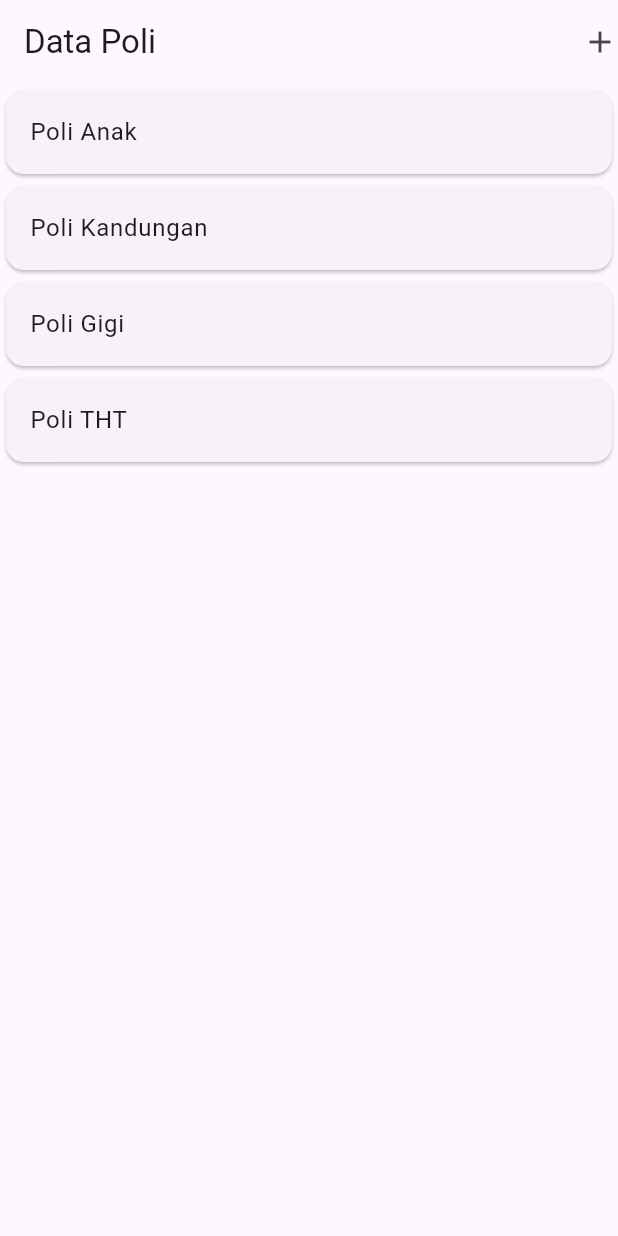
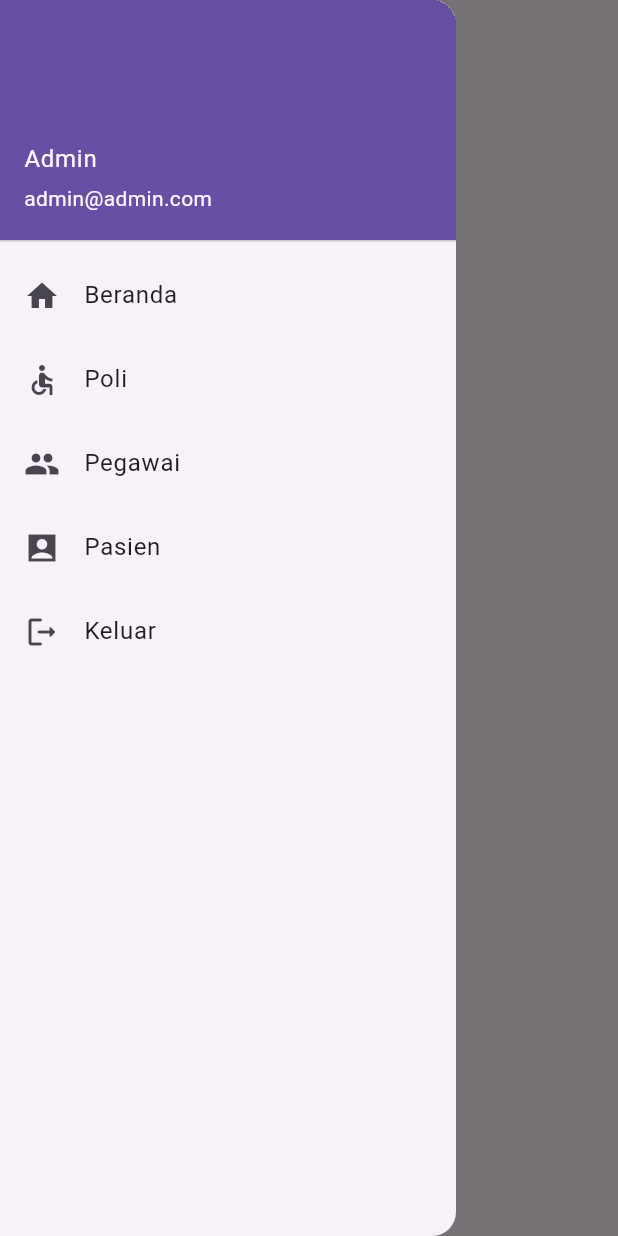
Before and after one commit to graceselia/Klinik_app, a Flutter app: the screen it shows after launch, with the side drawer open (before the commit the screen has no drawer), on a phone screen of 412 x 824 dp. Run offline on Flutter 3.47's test engine with Material 3 defaults, Android fonts, the phone set to English and light mode, and no system bars.

Commit message:
update tugas

```diff
--- a/lib/main.dart
+++ b/lib/main.dart
@@ -1,24 +1,20 @@
-// Impor paket material dari Flutter
 import 'package:flutter/material.dart';
+import 'ui/beranda.dart';
 
-// Impor kelas PoliPage dari direktori 'ui'
-import '/ui/poli_page.dart';
+void main() {
+  runApp(const MyApp());
+}
 
-// Titik masuk aplikasi
-void main() => runApp(MyApp());
+class MyApp extends StatelessWidget {
+  const MyApp({Key? key});
 
-// Widget utama dari aplikasi
-class MyApp extends StatelessWidget {
   @override
   Widget build(BuildContext context) {
-    // Membuat dan mengembalikan widget MaterialApp
-    return MaterialApp(
-      // Mengatur judul aplikasi
-      title: 'Klinik APP',
-      // Menonaktifkan banner debug
-      debugShowCheckedModeBanner: false,
-      // Mengatur halaman utama aplikasi menjadi widget PoliPage
-      home: PoliPage(),
+    return const MaterialApp(
+      debugShowCheckedModeBanner:
+          false, // Menyembunyikan banner debug di perangkat
+      title: 'Klinik', // Menetapkan judul aplikasi menjadi "Klinik"
+      home: Beranda(), // Menetapkan Beranda sebagai halaman utama
     );
   }
 }
--- /dev/null
+++ b/lib/ui/beranda.dart
@@ -0,0 +1,19 @@
+import 'package:flutter/material.dart';
+import '../widget/sidebar.dart';
+
+class Beranda extends StatelessWidget {
+  const Beranda({Key? key});
+
+  @override
+  Widget build(BuildContext context) {
+    return Scaffold(
+      drawer: Sidebar(), // Menambahkan Sidebar sebagai drawer pada Scaffold
+      appBar: AppBar(
+          title: Text("Beranda")), // Menampilkan judul "Beranda" pada AppBar
+      body: Center(
+        child: Text(
+            "Selamat Datang"), // Menampilkan teks "Selamat Datang" di tengah layar
+      ),
+    );
+  }
+}
--- a/lib/ui/poli_page.dart
+++ b/lib/ui/poli_page.dart
@@ -1,45 +1,37 @@
-// Mengimpor paket flutter/material.dart yang diperlukan untuk membangun UI dengan Flutter.
 import 'package:flutter/material.dart';
-
-// Mengimpor model poli.dart yang berisi definisi Poli.
+import '../widget/sidebar.dart';
 import '../model/poli.dart';
-
-// Mengimpor halaman poli_detail.dart yang digunakan untuk menampilkan detail poli.
 import 'poli_detail.dart';
-
-// Mengimpor item poli_item.dart yang digunakan untuk menampilkan item poli dalam daftar.
 import 'poli_item.dart';
-
-// Mengimpor form poli_form.dart yang digunakan untuk menambahkan poli baru.
 import 'poli_form.dart';
 
-// Kelas PoliPage adalah StatefulWidget yang menampilkan halaman daftar poli.
 class PoliPage extends StatefulWidget {
-  const PoliPage({Key? key}) : super(key: key);
+  const PoliPage({Key? key});
 
   @override
   State<PoliPage> createState() => _PoliPageState();
 }
 
-// Kelas _PoliPageState adalah State dari PoliPage.
 class _PoliPageState extends State<PoliPage> {
   @override
   Widget build(BuildContext context) {
     return Scaffold(
+      drawer: Sidebar(), // Menambahkan Sidebar sebagai drawer pada Scaffold
       appBar: AppBar(
-        title: const Text("Data Poli"), // Menampilkan judul halaman.
+        title: const Text(
+            "Data Poli"), // Menampilkan judul "Data Poli" pada AppBar
         actions: [
           GestureDetector(
-            child: const Icon(Icons.add), // Menampilkan ikon tambah.
+            child: const Icon(Icons.add), // Menampilkan ikon tambah
             onTap: () {
               Navigator.push(
                 context,
                 MaterialPageRoute(
                     builder: (context) =>
-                        PoliForm()), // Navigasi ke halaman PoliForm saat ikon tambah ditekan.
+                        PoliForm()), // Navigasi ke halaman PoliForm saat ikon tambah di-tap
               );
             },
-          ),
+          )
         ],
       ),
       body: ListView(
@@ -47,19 +39,19 @@ class _PoliPageState extends State<PoliPage> {
           PoliItem(
               poli: Poli(
                   namaPoli:
-                      "Poli Anak")), // Menampilkan item poli dengan nama "Poli Anak".
+                      "Poli Anak")), // Menampilkan item Poli dengan nama "Poli Anak"
           PoliItem(
               poli: Poli(
                   namaPoli:
-                      "Poli Kandungan")), // Menampilkan item poli dengan nama "Poli Kandungan".
+                      "Poli Kandungan")), // Menampilkan item Poli dengan nama "Poli Kandungan"
           PoliItem(
               poli: Poli(
                   namaPoli:
-                      "Poli Gigi")), // Menampilkan item poli dengan nama "Poli Gigi".
+                      "Poli Gigi")), // Menampilkan item Poli dengan nama "Poli Gigi"
           PoliItem(
               poli: Poli(
                   namaPoli:
-                      "Poli THT")), // Menampilkan item poli dengan nama "Poli THT".
+                      "Poli THT")), // Menampilkan item Poli dengan nama "Poli THT"
         ],
       ),
     );
--- /dev/null
+++ b/lib/widget/sidebar.dart
@@ -0,0 +1,73 @@
+import 'package:flutter/material.dart';
+import '../ui/beranda.dart';
+import '../ui/login.dart';
+import '../ui/poli_page.dart';
+
+class Sidebar extends StatelessWidget {
+  const Sidebar({Key? key}) : super(key: key);
+
+  @override
+  Widget build(BuildContext context) {
+    return Drawer(
+      child: ListView(
+        padding: EdgeInsets.zero,
+        children: [
+          UserAccountsDrawerHeader(
+            accountName:
+                Text("Admin"), // Menampilkan teks "Admin" sebagai nama akun
+            accountEmail: Text(
+                "admin@admin.com"), // Menampilkan teks "admin@admin.com" sebagai email akun
+          ),
+          ListTile(
+            leading: Icon(Icons.home), // Menampilkan ikon rumah
+            title: Text("Beranda"), // Menampilkan teks "Beranda"
+            onTap: () {
+              Navigator.push(
+                context,
+                MaterialPageRoute(
+                    builder: (context) =>
+                        Beranda()), // Navigasi ke halaman Beranda
+              );
+            },
+          ),
+          ListTile(
+            leading: Icon(Icons.accessible), // Menampilkan ikon aksesibilitas
+            title: Text("Poli"), // Menampilkan teks "Poli"
+            onTap: () {
+              Navigator.push(
+                context,
+                MaterialPageRoute(
+                    builder: (context) =>
+                        PoliPage()), // Navigasi ke halaman PoliPage
+              );
+            },
+          ),
+          ListTile(
+            leading: Icon(Icons.people), // Menampilkan ikon orang
+            title: Text("Pegawai"), // Menampilkan teks "Pegawai"
+            onTap: () {},
+          ),
+          ListTile(
+            leading:
+                Icon(Icons.account_box_sharp), // Menampilkan ikon kotak akun
+            title: Text("Pasien"), // Menampilkan teks "Pasien"
+            onTap: () {},
+          ),
+          ListTile(
+            leading: Icon(Icons.logout_rounded), // Menampilkan ikon logout
+            title: Text("Keluar"), // Menampilkan teks "Keluar"
+            onTap: () {
+              Navigator.pushAndRemoveUntil(
+                context,
+                MaterialPageRoute(
+                    builder: (context) =>
+                        Login()), // Navigasi ke halaman Login dan hapus semua rute sebelumnya
+                (Route<dynamic> route) => false,
+              );
+            },
+          ),
+        ],
+      ),
+    );
+  }
+}
```
Also changed, not shown: lib/ui/login.dart (added, +83 -0 lines), lib/ui/poli_detail.dart (+81 -37 lines), lib/ui/poli_form.dart (+29 -21 lines), lib/ui/poli_update_form.dart (added, +75 -0 lines).
